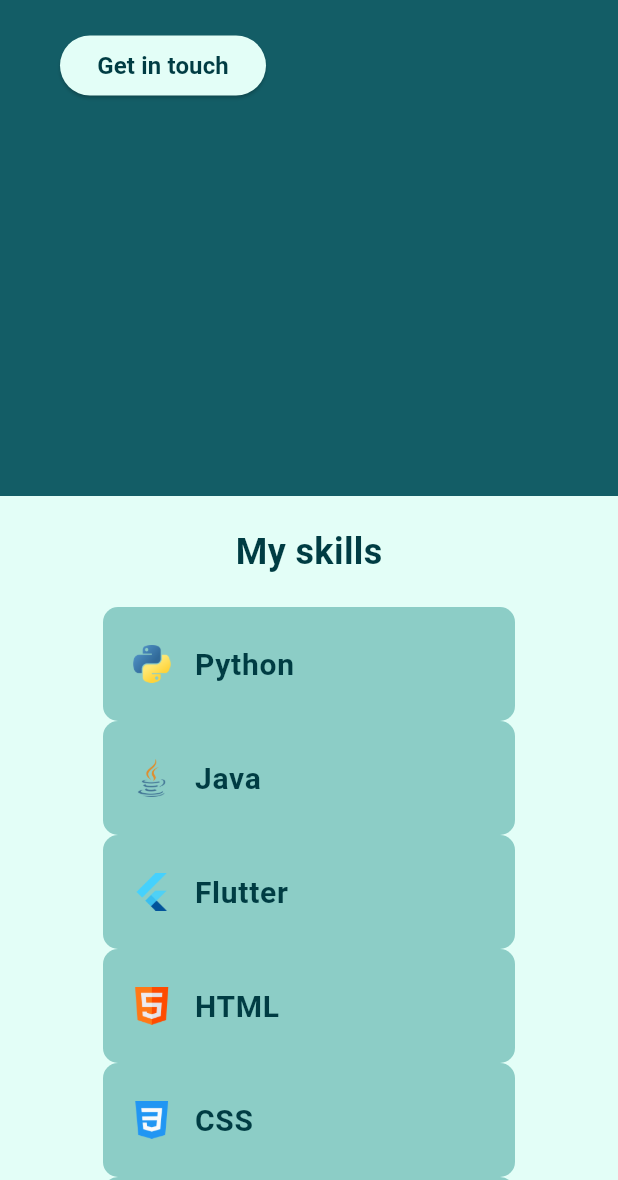
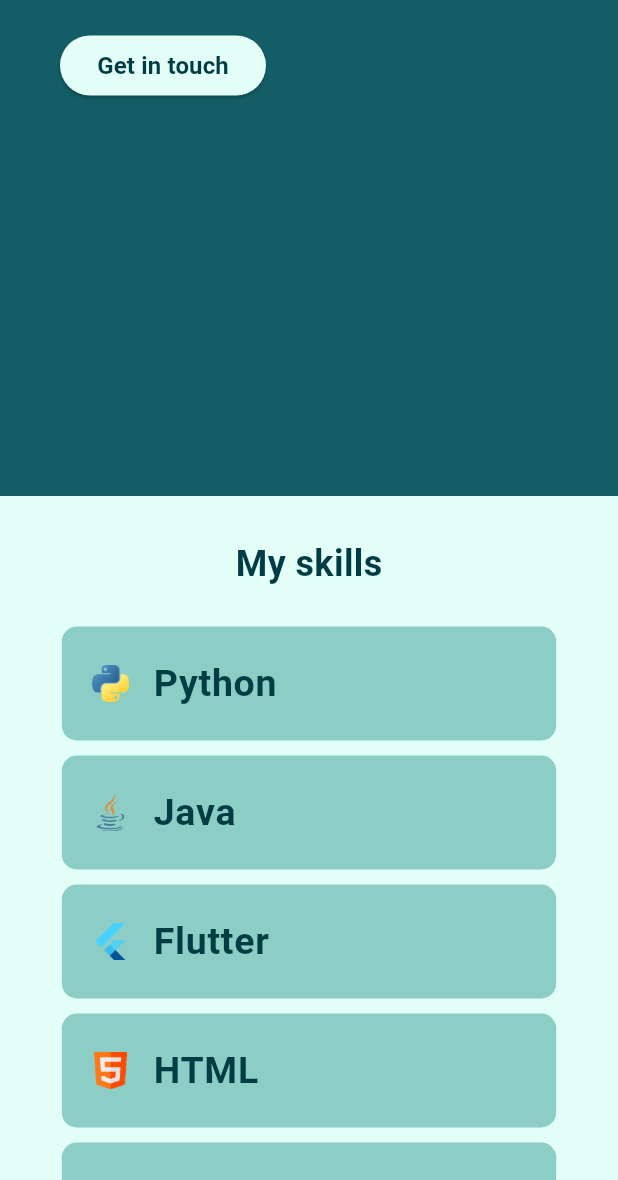
Before and after one commit to Epp-ppE/my-Portfolio, a Flutter app: the screen it shows after launch, scrolled down 576 dp, on a phone screen of 412 x 824 dp, the part 56-1236 px from its top. Run offline on Flutter 3.47's test engine with Material 3 defaults, Android fonts, the phone set to English and light mode, and no system bars.

Commit message:
Add skills section for desktop and mobile

```diff
--- a/my_portfolio/lib/pages/home_page.dart
+++ b/my_portfolio/lib/pages/home_page.dart
@@ -13,6 +13,7 @@ import 'package:my_portfolio/widgets/mainDesktop.dart';
 import 'package:my_portfolio/widgets/mainMobile.dart';
 import 'package:my_portfolio/widgets/site_logo.dart';
 import 'package:my_portfolio/widgets/skillsDesktop.dart';
+import 'package:my_portfolio/widgets/skillsMobile.dart';
 
 
 
@@ -55,62 +56,10 @@ class _HomePageState extends State<HomePage> {
                 const MainDesktop()
               else const MainMobile(),
 
-              // if(constraints.maxWidth >= 790)
-              //   const SkillsDesktop()
-              Container(
-                width: screenWidth,
-                padding: const EdgeInsets.fromLTRB(25,20,25,60),
-                color: CustomColor.primaryColor,
-                child: Column(
-                  mainAxisAlignment: MainAxisAlignment.center,
-                  mainAxisSize: MainAxisSize.min,
-                  children: [
-                    //title
-                    const Text(
-                      "My skills",
-                      style: TextStyle(
-                        fontSize:24,
-                        fontWeight: FontWeight.bold,
-                        color: CustomColor.textColor2,
-                      ),
-                    ),
-                    //platforms and skills
-                    const SizedBox(height: 20,),
-                    for(int i = 0; i < skillItems.length; i++)
-                      Container(
-                        width: screenWidth/1.5,
-                        decoration: BoxDecoration(
-                          color: CustomColor.secondaryColor,
-                          borderRadius: BorderRadius.circular(10),
-                        ),
-                        child: ListTile(
-                          contentPadding: const EdgeInsets.symmetric(
-                            horizontal: 20,
-                            vertical: 10
-                          ),
-                          leading: Image.asset(skillItems[i]["img"], width: 25, height: 25),
-                          title: Text(
-                            skillItems[i]["title"],
-                            style: const TextStyle(
-                              color: CustomColor.textColor2,
-                              fontWeight: FontWeight.bold,
-                              fontSize: 20
-                            ),
-                          ),
-                        )
-                      ),
-                      Container(
-                                color: Colors.blue, // Color of the container
-                                child: const SizedBox(
-                                  width: 100,
-                                  height: 100,
-                                  // Your child widget here
-                                ),
-                              ),
+              if(constraints.maxWidth >= 790)
+                const SkillsDesktop()
+              else const SkillsMobile(),
 
-                  ],
-                ),
-              )
 
 
             ],
--- /dev/null
+++ b/my_portfolio/lib/widgets/skillsMobile.dart
@@ -0,0 +1,70 @@
+import 'package:flutter/cupertino.dart';
+import 'package:flutter/material.dart';
+import 'package:my_portfolio/constants/colors.dart';
+import 'package:my_portfolio/constants/skill_items.dart';
+
+class SkillsMobile extends StatelessWidget {
+  const SkillsMobile({super.key});
+
+  @override
+  Widget build(BuildContext context) {
+    final screenSize = MediaQuery.of(context).size;
+    final screenWidth = screenSize.width;
+    final screenHeight = screenSize.height;
+
+    return Container(
+                width: screenWidth,
+                padding: const EdgeInsets.fromLTRB(25, 20, 25, 60),
+                color: CustomColor.primaryColor,
+                child: Padding(
+                  padding: const EdgeInsets.all(8.0),
+                  child: Column(
+                    mainAxisAlignment: MainAxisAlignment.center,
+                    children: [
+                      // Title
+                      const Text(
+                        "My skills",
+                        style: TextStyle(
+                          fontSize: 24,
+                          fontWeight: FontWeight.bold,
+                          color: CustomColor.textColor2,
+                        ),
+                      ),
+                      const SizedBox(height: 20),
+                      // Platforms and skills
+                      for (int i = 0; i < skillItems.length; i++)
+                        Padding(
+                          padding: const EdgeInsets.symmetric(vertical: 5),
+                          child: Container(
+                            width: screenWidth * 0.8,
+                            decoration: BoxDecoration(
+                              color: CustomColor.secondaryColor,
+                              borderRadius: BorderRadius.circular(10),
+                            ),
+                            child: ListTile(
+                              contentPadding: const EdgeInsets.symmetric(
+                                horizontal: 20,
+                                vertical: 10,
+                              ),
+                              leading: Image.asset(
+                                skillItems[i]["img"],
+                                width: 25,
+                                height: 25,
+                              ),
+                              title: Text(
+                                skillItems[i]["title"],
+                                style: const TextStyle(
+                                  color: CustomColor.textColor2,
+                                  fontWeight: FontWeight.bold,
+                                  fontSize: 25,
+                                ),
+                              ),
+                            ),
+                          ),
+                        ),
+                    ],
+                  ),
+                ),
+              );
+  }
+}
```
